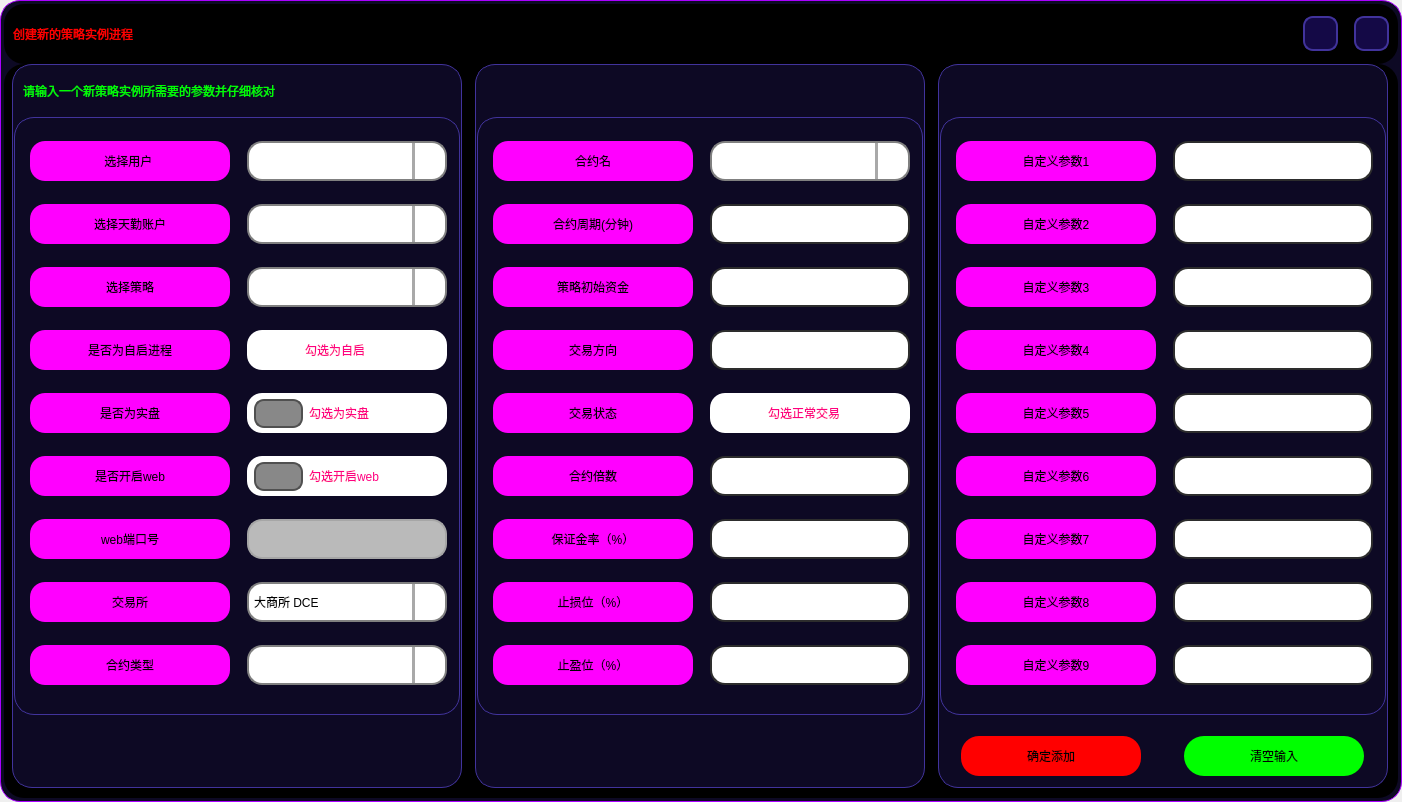
This is UI/CreateNewProcess_dark.ui in shiyindebcd/ProcessTrader as Qt 5 draws it before an edit. The edited form follows.
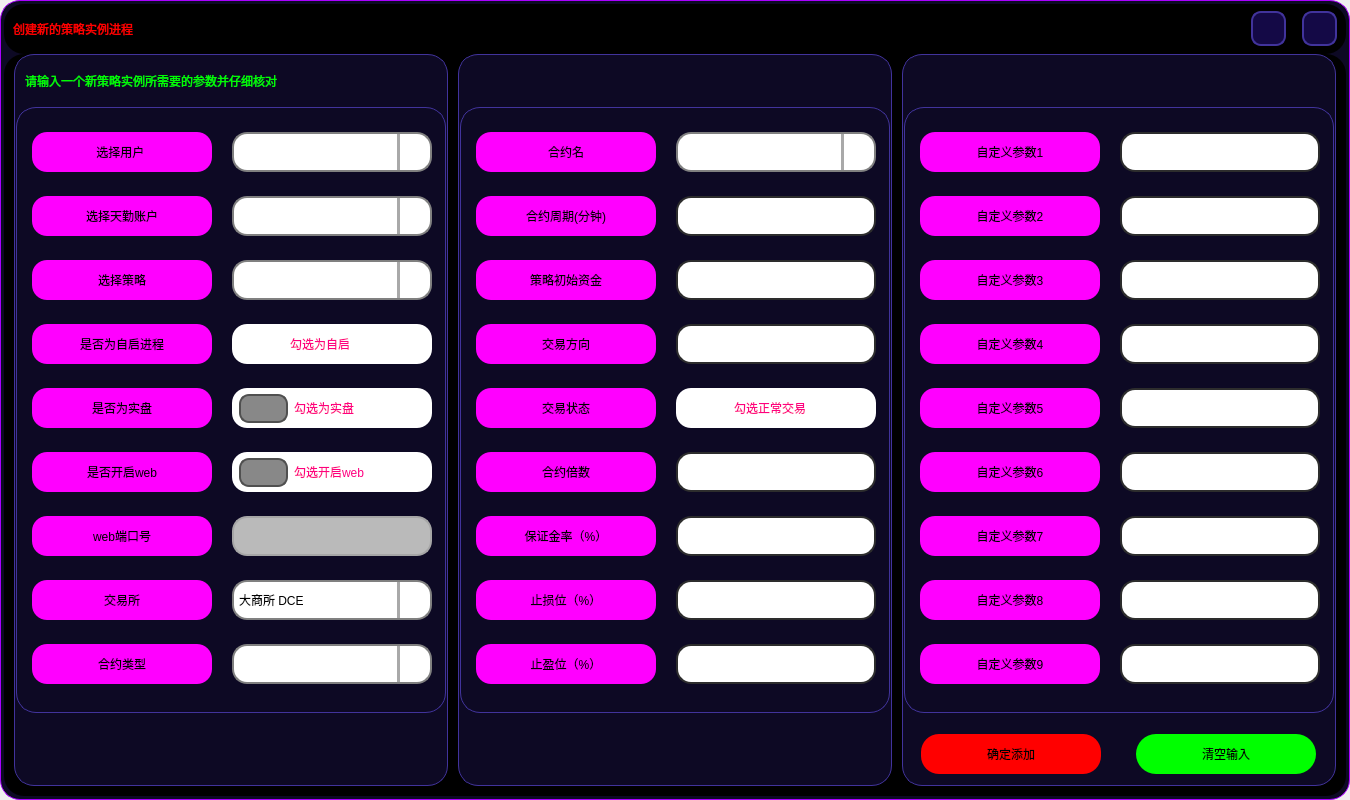
This is the edited form. Icons and pictures are not drawn.

The edit to the form file:
```diff
--- a/UI/CreateNewProcess_dark.ui
+++ b/UI/CreateNewProcess_dark.ui
@@ -6,10 +6,22 @@
    <rect>
     <x>0</x>
     <y>0</y>
-    <width>1402</width>
-    <height>802</height>
+    <width>1350</width>
+    <height>800</height>
    </rect>
   </property>
+  <property name="minimumSize">
+   <size>
+    <width>0</width>
+    <height>0</height>
+   </size>
+  </property>
+  <property name="maximumSize">
+   <size>
+    <width>1350</width>
+    <height>800</height>
+   </size>
+  </property>
   <property name="windowTitle">
    <string>Form</string>
   </property>
@@ -34,6 +46,12 @@
    </property>
    <item>
     <widget class="QFrame" name="frame_3">
+     <property name="maximumSize">
+      <size>
+       <width>1350</width>
+       <height>800</height>
+      </size>
+     </property>
      <property name="styleSheet">
       <string notr="true">QFrame {
 	background-color: rgb(13, 9, 36);
@@ -100,7 +118,7 @@
            <property name="minimumSize">
             <size>
              <width>0</width>
-             <height>50</height>
+             <height>40</height>
             </size>
            </property>
            <property name="maximumSize">
@@ -300,16 +318,16 @@
         </property>
         <layout class="QHBoxLayout" name="horizontalLayout">
          <property name="spacing">
-          <number>5</number>
+          <number>10</number>
          </property>
          <property name="leftMargin">
-          <number>0</number>
+          <number>10</number>
          </property>
          <property name="topMargin">
           <number>0</number>
          </property>
          <property name="rightMargin">
-          <number>0</number>
+          <number>10</number>
          </property>
          <property name="bottomMargin">
           <number>10</number>
@@ -318,7 +336,7 @@
           <widget class="QFrame" name="frame_56">
            <property name="minimumSize">
             <size>
-             <width>450</width>
+             <width>430</width>
              <height>0</height>
             </size>
            </property>
@@ -455,13 +473,13 @@
                  </property>
                  <property name="minimumSize">
                   <size>
-                   <width>205</width>
+                   <width>185</width>
                    <height>0</height>
                   </size>
                  </property>
                  <property name="maximumSize">
                   <size>
-                   <width>205</width>
+                   <width>185</width>
                    <height>1000</height>
                   </size>
                  </property>
@@ -494,13 +512,13 @@
                    <widget class="QLabel" name="label_select_clients_name1">
                     <property name="minimumSize">
                      <size>
-                      <width>200</width>
+                      <width>180</width>
                       <height>40</height>
                      </size>
                     </property>
                     <property name="maximumSize">
                      <size>
-                      <width>200</width>
+                      <width>180</width>
                       <height>40</height>
                      </size>
                     </property>
@@ -538,13 +556,13 @@
                     </property>
                     <property name="minimumSize">
                      <size>
-                      <width>200</width>
+                      <width>180</width>
                       <height>40</height>
                      </size>
                     </property>
                     <property name="maximumSize">
                      <size>
-                      <width>20</width>
+                      <width>180</width>
                       <height>40</height>
                      </size>
                     </property>
@@ -582,13 +600,13 @@
                     </property>
                     <property name="minimumSize">
                      <size>
-                      <width>200</width>
+                      <width>180</width>
                       <height>40</height>
                      </size>
                     </property>
                     <property name="maximumSize">
                      <size>
-                      <width>200</width>
+                      <width>180</width>
                       <height>40</height>
                      </size>
                     </property>
@@ -623,13 +641,13 @@
                    <widget class="QLabel" name="label_whether_self_start">
                     <property name="minimumSize">
                      <size>
-                      <width>200</width>
+                      <width>180</width>
                       <height>40</height>
                      </size>
                     </property>
                     <property name="maximumSize">
                      <size>
-                      <width>200</width>
+                      <width>180</width>
                       <height>40</height>
                      </size>
                     </property>
@@ -667,13 +685,13 @@
                     </property>
                     <property name="minimumSize">
                      <size>
-                      <width>200</width>
+                      <width>180</width>
                       <height>40</height>
                      </size>
                     </property>
                     <property name="maximumSize">
                      <size>
-                      <width>200</width>
+                      <width>180</width>
                       <height>40</height>
                      </size>
                     </property>
@@ -708,13 +726,13 @@
                    <widget class="QLabel" name="label_whether_open_web_services">
                     <property name="minimumSize">
                      <size>
-                      <width>200</width>
+                      <width>180</width>
                       <height>40</height>
                      </size>
                     </property>
                     <property name="maximumSize">
                      <size>
-                      <width>200</width>
+                      <width>180</width>
                       <height>40</height>
                      </size>
                     </property>
@@ -749,13 +767,13 @@
                    <widget class="QLabel" name="label_web_port">
                     <property name="minimumSize">
                      <size>
-                      <width>200</width>
+                      <width>180</width>
                       <height>40</height>
                      </size>
                     </property>
                     <property name="maximumSize">
                      <size>
-                      <width>200</width>
+                      <width>180</width>
                       <height>40</height>
                      </size>
                     </property>
@@ -790,13 +808,13 @@
                    <widget class="QLabel" name="label_exchange">
                     <property name="minimumSize">
                      <size>
-                      <width>200</width>
+                      <width>180</width>
                       <height>40</height>
                      </size>
                     </property>
                     <property name="maximumSize">
                      <size>
-                      <width>200</width>
+                      <width>180</width>
                       <height>40</height>
                      </size>
                     </property>
@@ -831,13 +849,13 @@
                    <widget class="QLabel" name="label_5">
                     <property name="minimumSize">
                      <size>
-                      <width>200</width>
+                      <width>180</width>
                       <height>40</height>
                      </size>
                     </property>
                     <property name="maximumSize">
                      <size>
-                      <width>200</width>
+                      <width>180</width>
                       <height>40</height>
                      </size>
                     </property>
@@ -1841,7 +1859,7 @@
            </property>
            <property name="minimumSize">
             <size>
-             <width>450</width>
+             <width>430</width>
              <height>0</height>
             </size>
            </property>
@@ -1948,13 +1966,13 @@
                  </property>
                  <property name="minimumSize">
                   <size>
-                   <width>205</width>
+                   <width>185</width>
                    <height>0</height>
                   </size>
                  </property>
                  <property name="maximumSize">
                   <size>
-                   <width>205</width>
+                   <width>185</width>
                    <height>1000</height>
                   </size>
                  </property>
@@ -1987,13 +2005,13 @@
                    <widget class="QLabel" name="label_symbol">
                     <property name="minimumSize">
                      <size>
-                      <width>200</width>
+                      <width>180</width>
                       <height>40</height>
                      </size>
                     </property>
                     <property name="maximumSize">
                      <size>
-                      <width>200</width>
+                      <width>180</width>
                       <height>40</height>
                      </size>
                     </property>
@@ -2025,13 +2043,13 @@
                    <widget class="QLabel" name="label_symbol_period">
                     <property name="minimumSize">
                      <size>
-                      <width>200</width>
+                      <width>180</width>
                       <height>40</height>
                      </size>
                     </property>
                     <property name="maximumSize">
                      <size>
-                      <width>200</width>
+                      <width>180</width>
                       <height>40</height>
                      </size>
                     </property>
@@ -2066,13 +2084,13 @@
                    <widget class="QLabel" name="label_initial_capital">
                     <property name="minimumSize">
                      <size>
-                      <width>200</width>
+                      <width>180</width>
                       <height>40</height>
                      </size>
                     </property>
                     <property name="maximumSize">
                      <size>
-                      <width>200</width>
+                      <width>180</width>
                       <height>40</height>
                      </size>
                     </property>
@@ -2107,13 +2125,13 @@
                    <widget class="QLabel" name="label_orientation">
                     <property name="minimumSize">
                      <size>
-                      <width>200</width>
+                      <width>180</width>
                       <height>40</height>
                      </size>
                     </property>
                     <property name="maximumSize">
                      <size>
-                      <width>200</width>
+                      <width>180</width>
                       <height>40</height>
                      </size>
                     </property>
@@ -2148,13 +2166,13 @@
                    <widget class="QLabel" name="label_trading_status">
                     <property name="minimumSize">
                      <size>
-                      <width>200</width>
+                      <width>180</width>
                       <height>40</height>
                      </size>
                     </property>
                     <property name="maximumSize">
                      <size>
-                      <width>200</width>
+                      <width>180</width>
                       <height>40</height>
                      </size>
                     </property>
@@ -2186,13 +2204,13 @@
                    <widget class="QLabel" name="label_contract_multiples">
                     <property name="minimumSize">
                      <size>
-                      <width>200</width>
+                      <width>180</width>
                       <height>40</height>
                      </size>
                     </property>
                     <property name="maximumSize">
                      <size>
-                      <width>200</width>
+                      <width>180</width>
                       <height>40</height>
                      </size>
                     </property>
@@ -2227,13 +2245,13 @@
                    <widget class="QLabel" name="label_margin_rate">
                     <property name="minimumSize">
                      <size>
-                      <width>200</width>
+                      <width>180</width>
                       <height>40</height>
                      </size>
                     </property>
                     <property name="maximumSize">
                      <size>
-                      <width>200</width>
+                      <width>180</width>
                       <height>40</height>
                      </size>
                     </property>
@@ -2268,13 +2286,13 @@
                    <widget class="QLabel" name="label_stop_loss">
                     <property name="minimumSize">
                      <size>
-                      <width>200</width>
+                      <width>180</width>
                       <height>40</height>
                      </size>
                     </property>
                     <property name="maximumSize">
                      <size>
-                      <width>200</width>
+                      <width>180</width>
                       <height>40</height>
                      </size>
                     </property>
@@ -2309,13 +2327,13 @@
                    <widget class="QLabel" name="label_stop_profit">
                     <property name="minimumSize">
                      <size>
-                      <width>200</width>
+                      <width>180</width>
                       <height>40</height>
                      </size>
                     </property>
                     <property name="maximumSize">
                      <size>
-                      <width>200</width>
+                      <width>180</width>
                       <height>40</height>
                      </size>
                     </property>
@@ -2919,7 +2937,7 @@
            </property>
            <property name="minimumSize">
             <size>
-             <width>450</width>
+             <width>430</width>
              <height>0</height>
             </size>
            </property>
@@ -3026,13 +3044,13 @@
                  </property>
                  <property name="minimumSize">
                   <size>
-                   <width>205</width>
+                   <width>185</width>
                    <height>0</height>
                   </size>
                  </property>
                  <property name="maximumSize">
                   <size>
-                   <width>205</width>
+                   <width>185</width>
                    <height>1000</height>
                   </size>
                  </property>
@@ -3065,13 +3083,13 @@
                    <widget class="QLabel" name="label_Customized_parameters1">
                     <property name="minimumSize">
                      <size>
-                      <width>200</width>
+                      <width>180</width>
                       <height>40</height>
                      </size>
                     </property>
                     <property name="maximumSize">
                      <size>
-                      <width>200</width>
+                      <width>180</width>
                       <height>40</height>
                      </size>
                     </property>
@@ -3103,13 +3121,13 @@
                    <widget class="QLabel" name="label_Customized_parameters2">
                     <property name="minimumSize">
                      <size>
-                      <width>200</width>
+                      <width>180</width>
                       <height>40</height>
                      </size>
                     </property>
                     <property name="maximumSize">
                      <size>
-                      <width>200</width>
+                      <width>180</width>
                       <height>40</height>
                      </size>
                     </property>
@@ -3144,13 +3162,13 @@
                    <widget class="QLabel" name="label_Customized_parameters3">
                     <property name="minimumSize">
                      <size>
-                      <width>200</width>
+                      <width>180</width>
                       <height>40</height>
                      </size>
                     </property>
                     <property name="maximumSize">
                      <size>
-                      <width>200</width>
+                      <width>180</width>
                       <height>40</height>
                      </size>
                     </property>
@@ -3185,13 +3203,13 @@
                    <widget class="QLabel" name="label_Customized_parameters4">
                     <property name="minimumSize">
                      <size>
-                      <width>200</width>
+                      <width>180</width>
                       <height>40</height>
                      </size>
                     </property>
                     <property name="maximumSize">
                      <size>
-                      <width>200</width>
+                      <width>180</width>
                       <height>40</height>
                      </size>
                     </property>
@@ -3226,13 +3244,13 @@
                    <widget class="QLabel" name="label_Customized_parameters5">
                     <property name="minimumSize">
                      <size>
-                      <width>200</width>
+                      <width>180</width>
                       <height>40</height>
                      </size>
                     </property>
                     <property name="maximumSize">
                      <size>
-                      <width>200</width>
+                      <width>180</width>
                       <height>40</height>
                      </size>
                     </property>
@@ -3267,13 +3285,13 @@
                    <widget class="QLabel" name="label_Customized_parameters6">
                     <property name="minimumSize">
                      <size>
-                      <width>200</width>
+                      <width>180</width>
                       <height>40</height>
                      </size>
                     </property>
                     <property name="maximumSize">
                      <size>
-                      <width>200</width>
+                      <width>180</width>
                       <height>40</height>
                      </size>
                     </property>
@@ -3308,13 +3326,13 @@
                    <widget class="QLabel" name="label_Customized_parameters7">
                     <property name="minimumSize">
                      <size>
-                      <width>200</width>
+                      <width>180</width>
                       <height>40</height>
                      </size>
                     </property>
                     <property name="maximumSize">
                      <size>
-                      <width>200</width>
+                      <width>180</width>
                       <height>40</height>
                      </size>
                     </property>
@@ -3349,13 +3367,13 @@
                    <widget class="QLabel" name="label_Customized_parameters">
                     <property name="minimumSize">
                      <size>
-                      <width>200</width>
+                      <width>180</width>
                       <height>40</height>
                      </size>
                     </property>
                     <property name="maximumSize">
                      <size>
-                      <width>200</width>
+                      <width>180</width>
                       <height>40</height>
                      </size>
                     </property>
@@ -3390,13 +3408,13 @@
                    <widget class="QLabel" name="label_Customized_parameters9">
                     <property name="minimumSize">
                      <size>
-                      <width>200</width>
+                      <width>180</width>
                       <height>40</height>
                      </size>
                     </property>
                     <property name="maximumSize">
                      <size>
-                      <width>200</width>
+                      <width>180</width>
                       <height>40</height>
                      </size>
                     </property>
```
